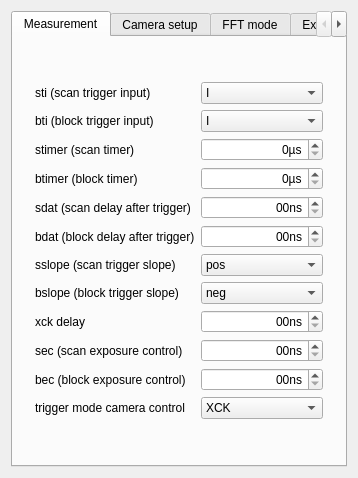
Qt form escam/camerasettingswidget.ui (Entwicklungsburo-Stresing/EBST_CAM) before a commit.
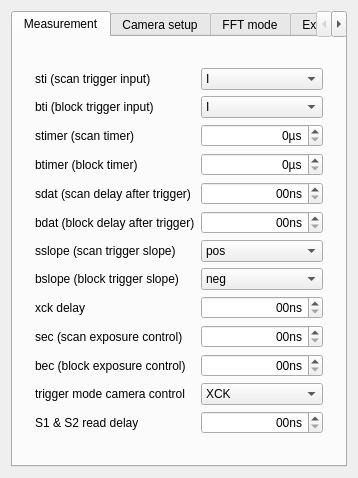
The same form after that commit.

Commit message:
Add setting s1s2_read_delay_in_10ns
s1s2_read_delay_in_10ns is replacing the deprecated setting keep. Add the register
S0Addr_S1S2ReadDelay, the function SetS1S2ReadDelay() and the setting to
camerasettingswidget.

```diff
--- a/escam/camerasettingswidget.ui
+++ b/escam/camerasettingswidget.ui
@@ -6,7 +6,7 @@
    <rect>
     <x>0</x>
     <y>0</y>
-    <width>347</width>
+    <width>345</width>
     <height>478</height>
    </rect>
   </property>
@@ -421,6 +421,29 @@
            </property>
           </spacer>
          </item>
+         <item row="14" column="1">
+          <widget class="QLabel" name="labelS1S2ReadDelayIn10ns">
+           <property name="text">
+            <string>S1 &amp; S2 read delay</string>
+           </property>
+          </widget>
+         </item>
+         <item row="14" column="3">
+          <widget class="QDoubleSpinBox" name="doubleSpinBoxS1S2ReadDelayIn10ns">
+           <property name="alignment">
+            <set>Qt::AlignRight|Qt::AlignTrailing|Qt::AlignVCenter</set>
+           </property>
+           <property name="suffix">
+            <string>0ns</string>
+           </property>
+           <property name="decimals">
+            <number>0</number>
+           </property>
+           <property name="maximum">
+            <double>4294967295.000000000000000</double>
+           </property>
+          </widget>
+         </item>
         </layout>
        </item>
       </layout>
```
The commit also changes 9 other files.
